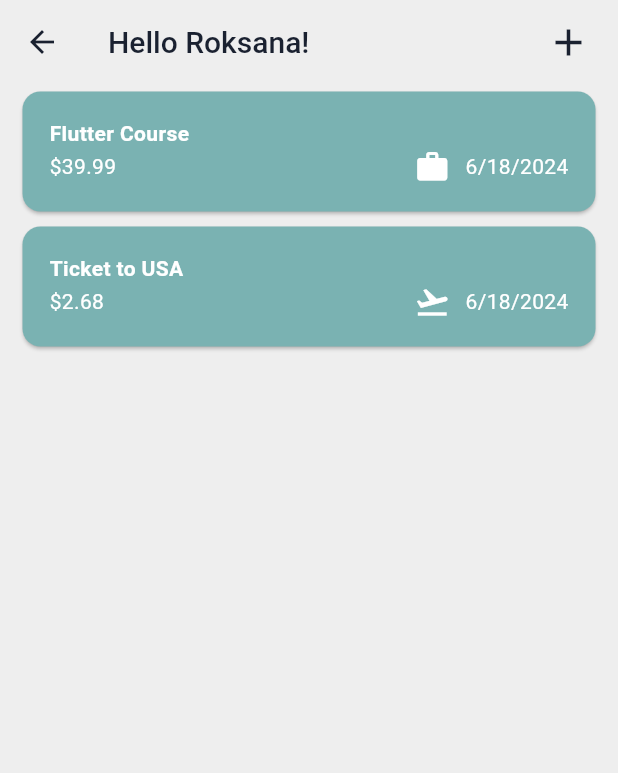
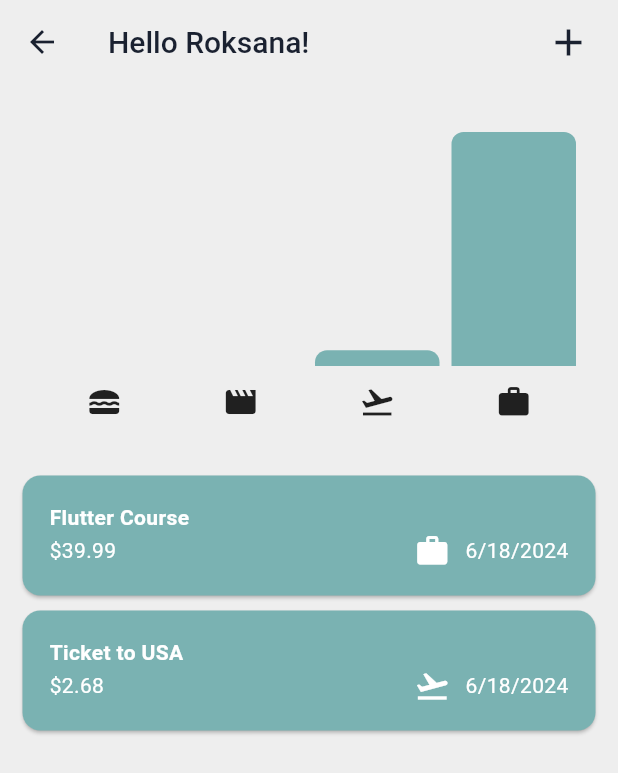
Before and after one commit to tloxiu/expense_tracker_app, a Flutter app: the ExpensesPage screen opened directly, on a phone screen of 412 x 824 dp. Shown: the top 773 px of the screen. Run offline on Flutter 3.47's test engine with Material 3 defaults, Android fonts, the phone set to English and light mode, and no system bars; our stand-ins replace google_fonts.

Commit message:
Added Chart

```diff
--- /dev/null
+++ b/lib/components/chart.dart
@@ -0,0 +1,78 @@
+import 'package:flutter/material.dart';
+import 'package:expense_tracker_app/components/chart_bar.dart';
+import 'package:expense_tracker_app/models/expenses_model.dart';
+
+class Chart extends StatelessWidget {
+  const Chart({super.key, required this.expenses});
+
+  final List<ExpensesModel> expenses;
+
+  List<ExpenseBucket> get buckets {
+    return [
+      ExpenseBucket.forCategory(expenses, Category.food),
+      ExpenseBucket.forCategory(expenses, Category.leisure),
+      ExpenseBucket.forCategory(expenses, Category.travel),
+      ExpenseBucket.forCategory(expenses, Category.work),
+    ];
+  }
+
+  double get maxTotalExpense {
+    double maxTotalExpense = 0;
+
+    for (final bucket in buckets) {
+      if (bucket.totalExpenses > maxTotalExpense) {
+        maxTotalExpense = bucket.totalExpenses;
+      }
+    }
+
+    return maxTotalExpense;
+  }
+
+  @override
+  Widget build(BuildContext context) {
+    return Container(
+      margin: const EdgeInsets.all(16),
+      padding: const EdgeInsets.symmetric(
+        vertical: 16,
+        horizontal: 8,
+      ),
+      width: double.infinity,
+      height: 180,
+      decoration: BoxDecoration(
+        borderRadius: BorderRadius.circular(8),
+      ),
+      child: Column(
+        children: [
+          Expanded(
+            child: Row(
+              crossAxisAlignment: CrossAxisAlignment.end,
+              children: [
+                for (final bucket in buckets) // alternative to map()
+                  ChartBar(
+                    fill: bucket.totalExpenses == 0
+                        ? 0
+                        : bucket.totalExpenses / maxTotalExpense,
+                  )
+              ],
+            ),
+          ),
+          const SizedBox(height: 12),
+          Row(
+            children: buckets
+                .map(
+                  (bucket) => Expanded(
+                    child: Padding(
+                      padding: const EdgeInsets.symmetric(horizontal: 4),
+                      child: Icon(
+                        categoryIcons[bucket.category],
+                      ),
+                    ),
+                  ),
+                )
+                .toList(),
+          )
+        ],
+      ),
+    );
+  }
+}
--- /dev/null
+++ b/lib/components/chart_bar.dart
@@ -0,0 +1,29 @@
+import 'package:flutter/material.dart';
+
+class ChartBar extends StatelessWidget {
+  const ChartBar({
+    super.key,
+    required this.fill,
+  });
+
+  final double fill;
+
+  @override
+  Widget build(BuildContext context) {
+    return Expanded(
+      child: Padding(
+        padding: const EdgeInsets.symmetric(horizontal: 4),
+        child: FractionallySizedBox(
+          heightFactor: fill,
+          child: const DecoratedBox(
+            decoration: BoxDecoration(
+              shape: BoxShape.rectangle,
+              borderRadius: BorderRadius.vertical(top: Radius.circular(8)),
+              color: Color.fromARGB(255, 122, 178, 178),
+            ),
+          ),
+        ),
+      ),
+    );
+  }
+}
--- a/lib/main.dart
+++ b/lib/main.dart
@@ -12,7 +12,6 @@ class MainApp extends StatelessWidget {
   @override
   Widget build(BuildContext context) {
     return MaterialApp(
-      debugShowCheckedModeBanner: false,
       // Light theme
       theme: ThemeData(
         colorScheme: const ColorScheme.light(
@@ -36,6 +35,7 @@ class MainApp extends StatelessWidget {
               ),
             ),
       ),
+      debugShowCheckedModeBanner: false,
       themeMode: ThemeMode.system,
       home: const HomePage(),
     );
--- a/lib/models/expenses_model.dart
+++ b/lib/models/expenses_model.dart
@@ -34,12 +34,19 @@ class ExpensesModel {
   }
 }
 
+
+
 class ExpenseBucket {
   const ExpenseBucket({required this.category, required this.expenses});
+
+  // Filtering expenses by category
+  ExpenseBucket.forCategory(List<ExpensesModel> allExpenses, this.category)
+      : expenses = allExpenses.where((expense) => expense.category == category).toList();
 
   final Category category;
   final List<ExpensesModel> expenses;
 
+  // That's the getter'
   double get totalExpenses {
     double sum = 0;
 
@@ -49,6 +56,8 @@ class ExpenseBucket {
     return sum;
   }
 }
+
+
 
 final List<ExpensesModel> registeredExpenses = [
   ExpensesModel(
--- a/lib/screens/expenses_page.dart
+++ b/lib/screens/expenses_page.dart
@@ -1,3 +1,4 @@
+import 'package:expense_tracker_app/components/chart.dart';
 import 'package:flutter/material.dart';
 import 'package:expense_tracker_app/components/new_expense.dart';
 import 'package:expense_tracker_app/models/expenses_model.dart';
@@ -77,7 +78,15 @@ class _ExpensesPageState extends State<ExpensesPage> {
           ),
         ],
       ),
-      body: registeredExpenses.isNotEmpty
+      body: Column(
+        children: [
+          Expanded(
+            flex: 1,
+            child: Chart(expenses: registeredExpenses),
+          ),
+          Expanded(
+            flex: 2,
+            child: registeredExpenses.isNotEmpty
                 ? ExpensesList(
                     expenses: registeredExpenses,
                     onDeleteExpense: deleteExpense,
@@ -85,6 +94,9 @@ class _ExpensesPageState extends State<ExpensesPage> {
                 : const Center(
                     child: Text('No expenses found!'),
                   ),
+          ),
+        ],
+      ),
     );
   }
 }
```
Lines whose indentation alone changed are shown as unchanged.
